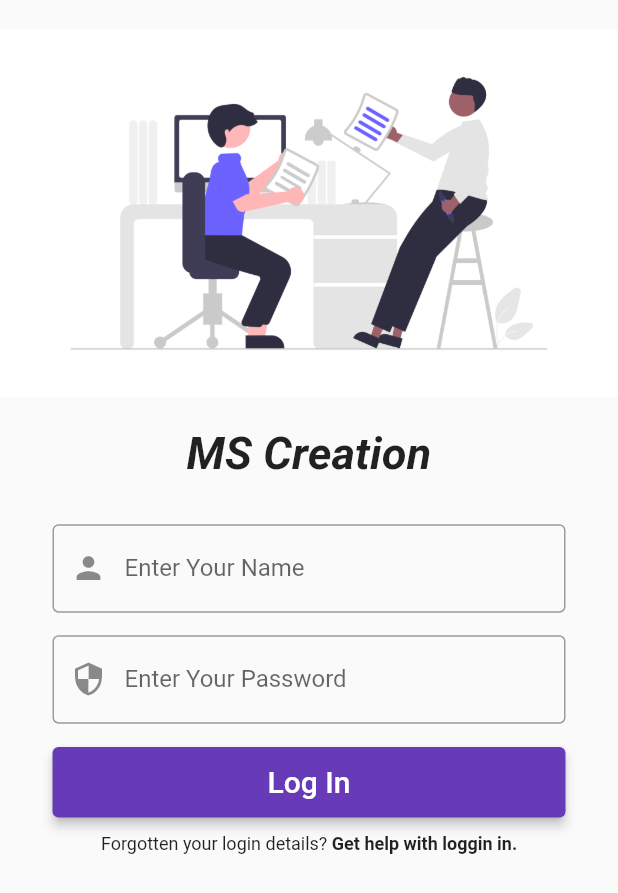
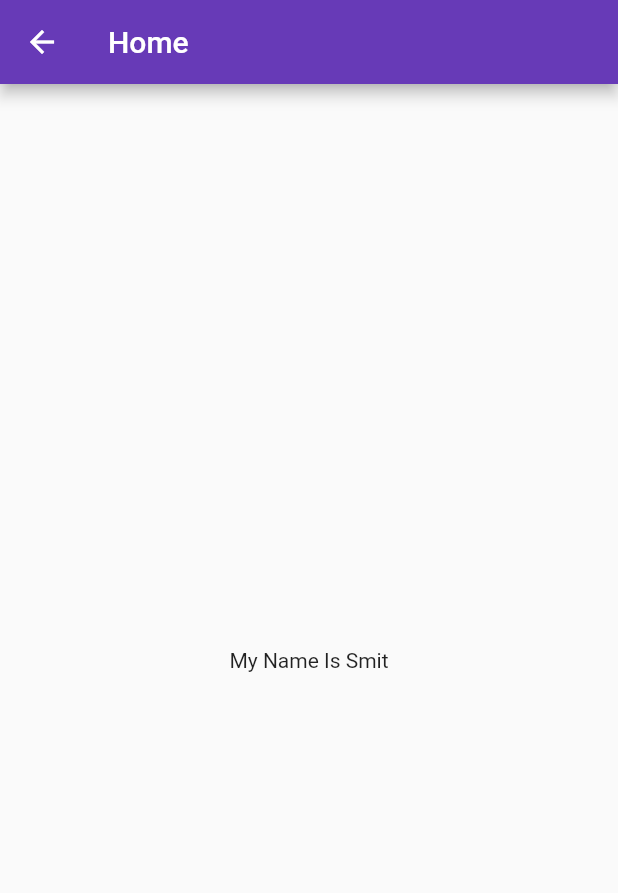
Before and after one commit to smit13192/flutter_app, a Flutter app: the screen it shows after launch, after a tap on "Log In", on a phone screen of 412 x 824 dp. Shown: the top 893 px of the screen. Run offline on Flutter 3.47's test engine with Material 2 defaults, Android fonts, the phone set to English and light mode, and no system bars.

Commit message:
make route in the fluuter

```diff
--- a/lib/main.dart
+++ b/lib/main.dart
@@ -1,4 +1,5 @@
 import 'package:flutter/material.dart';
+import 'package:ms_creation/route/route_generate.dart';
 
 void main() {
   runApp(const MyApp());
@@ -15,21 +16,22 @@ class MyApp extends StatelessWidget {
       theme: ThemeData(
         primarySwatch: Colors.blue,
       ),
-      home: const MyHomePage(title: 'Flutter Demo Home Page'),
+      initialRoute: "/",
+      onGenerateRoute: RouteGenerater.generateRoute,
     );
   }
 }
 
-class MyHomePage extends StatefulWidget {
-  const MyHomePage({super.key, required this.title});
+class LoginPage extends StatefulWidget {
+  const LoginPage({super.key, required this.title});
 
   final String title;
 
   @override
-  State<MyHomePage> createState() => _MyHomePageState();
+  State<LoginPage> createState() => _LoginPageState();
 }
 
-class _MyHomePageState extends State<MyHomePage> {
+class _LoginPageState extends State<LoginPage> {
   @override
   Widget build(BuildContext context) {
     return Scaffold(
@@ -80,7 +82,9 @@ class _MyHomePageState extends State<MyHomePage> {
                       backgroundColor:
                           MaterialStateProperty.all(Colors.deepPurple),
                       elevation: MaterialStateProperty.all(3)),
-                  onPressed: () {},
+                  onPressed: () {
+                    Navigator.of(context).pushNamed("/Home");
+                  },
                   child: const Text(
                     "Log In",
                     style: TextStyle(fontSize: 20),
@@ -99,7 +103,7 @@ class _MyHomePageState extends State<MyHomePage> {
                     style: TextStyle(fontSize: 12, fontWeight: FontWeight.bold),
                   ),
                   onTap: () {
-                    debugPrint("hello world");
+                    Navigator.of(context).pushNamed("/error");
                   },
                 ),
               ],
--- /dev/null
+++ b/lib/page/home.dart
@@ -0,0 +1,18 @@
+import 'package:flutter/material.dart';
+
+class HomePage extends StatelessWidget {
+  const HomePage({super.key});
+
+  @override
+  Widget build(BuildContext context) {
+    return Scaffold(
+      appBar: AppBar(
+        backgroundColor: Colors.deepPurple,
+        title: const Text("Home"),
+      ),
+      body: const Center(
+        child: Text("My Name Is Smit"),
+      ),
+    );
+  }
+}
--- /dev/null
+++ b/lib/route/route_generate.dart
@@ -0,0 +1,22 @@
+import '../page/error.dart';
+import '../page/home.dart';
+import '../main.dart';
+import 'package:flutter/material.dart';
+
+class RouteGenerater {
+  static Route<dynamic> generateRoute(RouteSettings settings) {
+    switch (settings.name) {
+      case "/":
+        return MaterialPageRoute(
+            builder: (_) => const LoginPage(
+                  title: "this is the flutter demo",
+                ));
+
+      case "/Home":
+        return MaterialPageRoute(builder: (_) => const HomePage());
+
+      default:
+        return MaterialPageRoute(builder: (_) => const ErrorPage());
+    }
+  }
+}
```
Also changed, not shown: lib/page/error.dart (added, +15 -0 lines).
